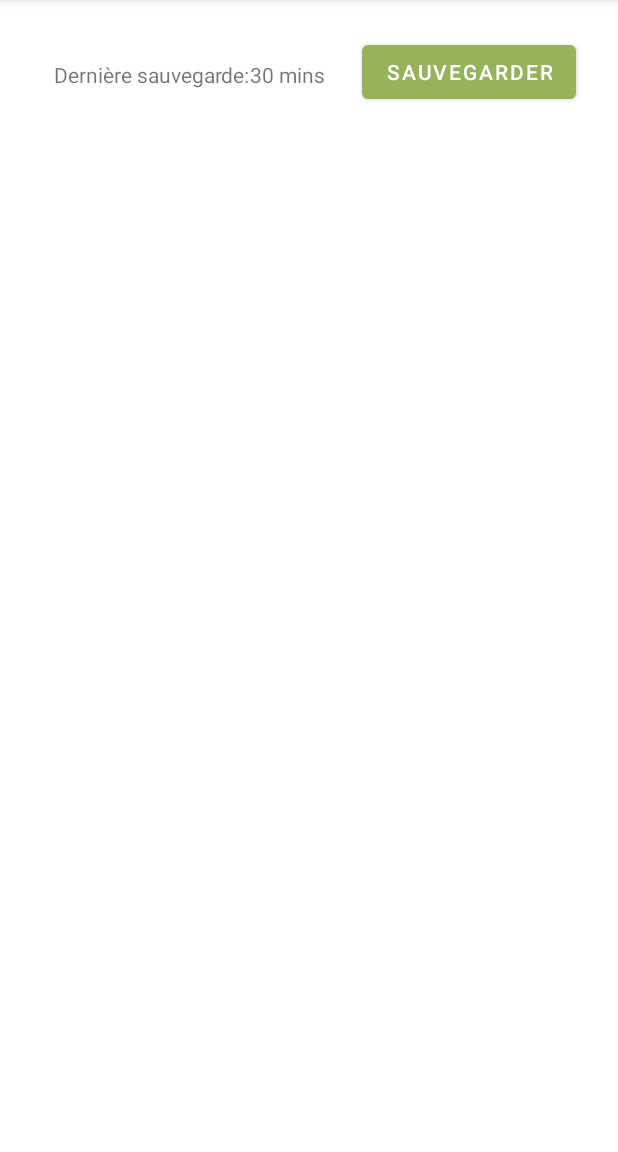
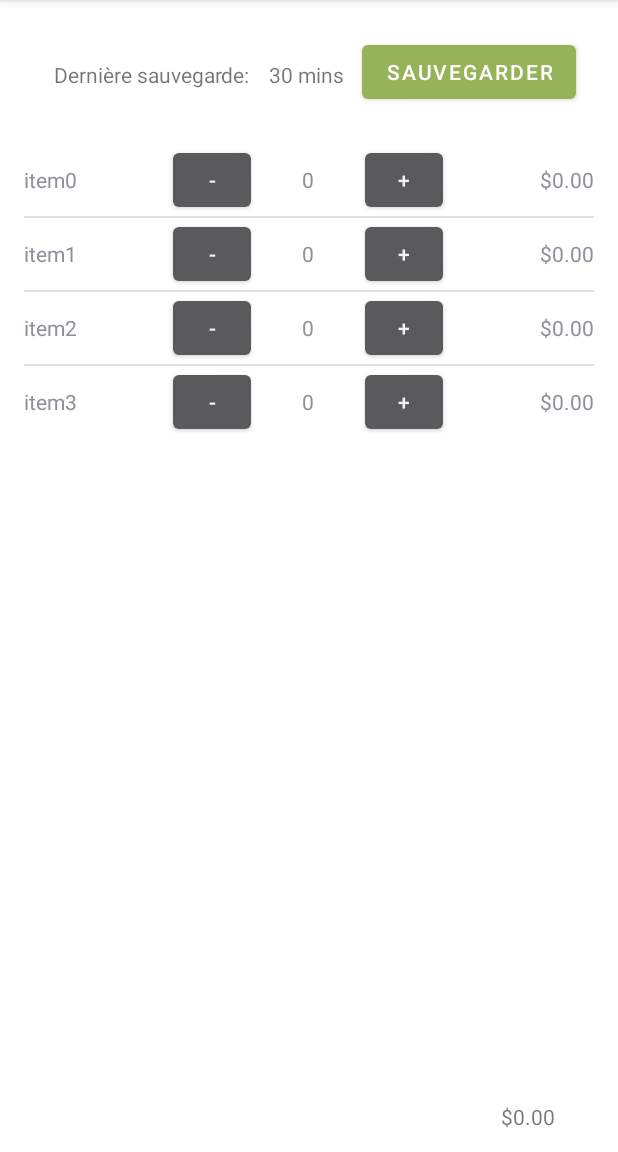
Before and after one commit to thomasRLachance/ProjetLaRucheMobile, an Android app: the SalesActivity screen opened directly, with no data from a screen before it, on a phone screen of 412 x 824 dp, the part 84-1236 px from its top. Run offline under Robolectric (Android 15) with nearby library versions, the phone set to English and light mode, and no system bars.

Commit message:
Implementé vue de ventes
Des produits dans une liste peuvent être affichés et leur quantité peut être augmenté. Le total par produit ainsi que total est aussi affiché.

```diff
--- /dev/null
+++ b/app/src/main/java/com/example/projetlaruchemobile/ProductAdapter.java
@@ -0,0 +1,62 @@
+package com.example.projetlaruchemobile;
+
+import android.content.Context;
+import android.view.LayoutInflater;
+import android.view.View;
+import android.view.ViewGroup;
+import android.widget.ArrayAdapter;
+import android.widget.Button;
+import android.widget.TextView;
+
+import com.example.projetlaruchemobile.data.model.ProductModel;
+
+import java.text.NumberFormat;
+import java.util.ArrayList;
+
+public class ProductAdapter extends ArrayAdapter<ProductModel> {
+
+    private ArrayList<ProductModel> dataSet;
+    Context mContext;
+    private SalesActivity activity;
+
+    public ProductAdapter(ArrayList<ProductModel> data, Context context, SalesActivity activity) {
+        super(context, R.layout.product_list, data);
+        this.dataSet = data;
+        this.mContext = context;
+        this.activity = activity;
+    }
+
+    @Override
+    public View getView(int position, View convertView, ViewGroup parent) {
+        if (convertView == null) {
+            convertView = LayoutInflater.from(getContext()).inflate(R.layout.product_list, parent, false);
+        }
+
+        ProductModel product = getItem(position);
+        TextView nameTextView = convertView.findViewById(R.id.nameTextView);
+        TextView countTextView = convertView.findViewById(R.id.countTextView);
+        TextView priceTextView = convertView.findViewById(R.id.priceTextView);
+
+        Button addButton = convertView.findViewById(R.id.addButton);
+        Button minButton = convertView.findViewById(R.id.minButton);
+
+        addButton.setOnClickListener(v -> {
+            product.incrementQuantity();
+            notifyDataSetChanged();
+        });
+
+        minButton.setOnClickListener(v -> {
+            if(product.getQuantity() > 0) {
+                product.reduceQuantity();
+                notifyDataSetChanged();
+            }
+        });
+
+        nameTextView.setText(product.getName());
+        countTextView.setText(String.valueOf(product.getQuantity()));
+        priceTextView.setText(NumberFormat.getCurrencyInstance().format(product.getPrice() * product.getQuantity()));
+        activity.updateTotalPrice();
+
+        return convertView;
+    }
+}
--- a/app/src/main/java/com/example/projetlaruchemobile/SalesActivity.java
+++ b/app/src/main/java/com/example/projetlaruchemobile/SalesActivity.java
@@ -3,12 +3,47 @@ package com.example.projetlaruchemobile;
 import androidx.appcompat.app.AppCompatActivity;
 
 import android.os.Bundle;
+import android.widget.ListView;
+import android.widget.TextView;
+
+import com.example.projetlaruchemobile.data.model.ProductModel;
+
+import java.text.NumberFormat;
+import java.util.ArrayList;
 
 public class SalesActivity extends AppCompatActivity {
+
+    private ArrayList<ProductModel> productModels;
+    private ListView productListView;
+    private TextView totalTextView;
+
+    private static ProductAdapter adapter;
 
     @Override
     protected void onCreate(Bundle savedInstanceState) {
         super.onCreate(savedInstanceState);
         setContentView(R.layout.activity_sales);
+
+        productListView = (ListView) findViewById(R.id.productListView);
+        totalTextView = findViewById(R.id.totalTextView);
+
+        productModels = new ArrayList<>();
+
+        productModels.add(new ProductModel(0, "item0", 1.2));
+        productModels.add(new ProductModel(1, "item1", 2.1));
+        productModels.add(new ProductModel(2, "item2", 0.7));
+        productModels.add(new ProductModel(3, "item3", 1.4));
+
+        adapter = new ProductAdapter(productModels, getApplicationContext(), this);
+
+        productListView.setAdapter(adapter);
+    }
+
+    public void updateTotalPrice() {
+        double total = 0;
+        for (ProductModel product : productModels) {
+            total += product.getPrice() * product.getQuantity();
+        }
+        totalTextView.setText(NumberFormat.getCurrencyInstance().format(total));
     }
 }
--- a/app/src/main/java/com/example/projetlaruchemobile/data/ProductAdapter.java
+++ /dev/null
@@ -1,30 +0,0 @@
-package com.example.projetlaruchemobile.data;
-
-import android.content.Context;
-import android.view.View;
-import android.widget.ArrayAdapter;
-import android.R;
-
-import androidx.annotation.NonNull;
-
-import com.example.projetlaruchemobile.data.model.ProductModel;
-
-import java.util.ArrayList;
-
-public class ProductAdapter extends ArrayAdapter<ProductModel> implements View.OnClickListener {
-
-    private ArrayList<ProductModel> dataSet;
-    Context mContext;
-
-    public ProductAdapter(ArrayList<ProductModel> data, Context context) {
-        super(context, R.layout.product_list, data);
-        this.dataSet = data;
-        this.mContext=context;
-
-    }
-
-    @Override
-    public void onClick(View v) {
-
-    }
-}
--- a/app/src/main/java/com/example/projetlaruchemobile/data/model/ProductModel.java
+++ b/app/src/main/java/com/example/projetlaruchemobile/data/model/ProductModel.java
@@ -5,11 +5,13 @@ public class ProductModel {
     int id;
     String name;
     double price;
+    int quantity;
 
     public ProductModel(int id, String name, double price) {
         this.id = id;
         this.name = name;
         this.price = price;
+        this.quantity = 0;
     }
 
     public int getId() {
@@ -35,4 +37,17 @@ public class ProductModel {
     public void setPrice(double price) {
         this.price = price;
     }
+
+    public int getQuantity() {
+        return quantity;
+    }
+
+    public void incrementQuantity() {
+        this.quantity++;
+    }
+
+    public void reduceQuantity() {
+        this.quantity--;
+    }
+
 }
--- a/app/src/main/res/layout/activity_sales.xml
+++ b/app/src/main/res/layout/activity_sales.xml
@@ -32,16 +32,29 @@
         android:layout_height="wrap_content"
         android:text="30 mins"
         app:layout_constraintBottom_toBottomOf="@+id/lastSaveTextView"
+        app:layout_constraintEnd_toStartOf="@+id/saveButton"
         app:layout_constraintStart_toEndOf="@+id/lastSaveTextView"
         app:layout_constraintTop_toTopOf="@+id/lastSaveTextView" />
 
     <ListView
-        android:id="@+id/salesListView"
-        android:layout_width="409dp"
-        android:layout_height="657dp"
-        app:layout_constraintBottom_toBottomOf="parent"
+        android:id="@+id/productListView"
+        android:layout_width="match_parent"
+        android:layout_height="wrap_content"
+        android:layout_marginStart="16dp"
+        android:layout_marginTop="24dp"
+        android:layout_marginEnd="16dp"
         app:layout_constraintEnd_toEndOf="parent"
         app:layout_constraintStart_toStartOf="parent"
         app:layout_constraintTop_toBottomOf="@+id/saveButton" />
 
+    <TextView
+        android:id="@+id/totalTextView"
+        android:layout_width="62dp"
+        android:layout_height="17dp"
+        android:layout_marginEnd="16dp"
+        android:layout_marginBottom="16dp"
+        android:text="0$"
+        app:layout_constraintBottom_toBottomOf="parent"
+        app:layout_constraintEnd_toEndOf="parent" />
+
 </androidx.constraintlayout.widget.ConstraintLayout>
--- a/app/src/main/res/layout/product_list.xml
+++ b/app/src/main/res/layout/product_list.xml
@@ -4,34 +4,39 @@
     android:layout_height="match_parent">
 
     <TextView
-        android:id="@+id/textView"
+        android:id="@+id/nameTextView"
         android:layout_width="wrap_content"
         android:layout_height="wrap_content"
         android:layout_weight="1"
         android:text="ItemTitle" />
 
     <Button
-        android:id="@+id/button2"
+        android:id="@+id/minButton"
+        android:layout_width="0dp"
         android:layout_height="wrap_content"
         android:layout_weight="1"
         android:text="-" />
 
     <TextView
-        android:id="@+id/textView3"
+        android:id="@+id/countTextView"
+        android:layout_width="wrap_content"
         android:layout_height="wrap_content"
         android:layout_weight="1"
+        android:gravity="center"
         android:text="0" />
 
     <Button
-        android:id="@+id/button3"
+        android:id="@+id/addButton"
+        android:layout_width="0dp"
         android:layout_height="wrap_content"
         android:layout_weight="1"
         android:text="+" />
 
     <TextView
-        android:id="@+id/textView4"
+        android:id="@+id/priceTextView"
         android:layout_width="wrap_content"
         android:layout_height="wrap_content"
         android:layout_weight="1"
+        android:gravity="right"
         android:text="0$" />
 </LinearLayout>
```
